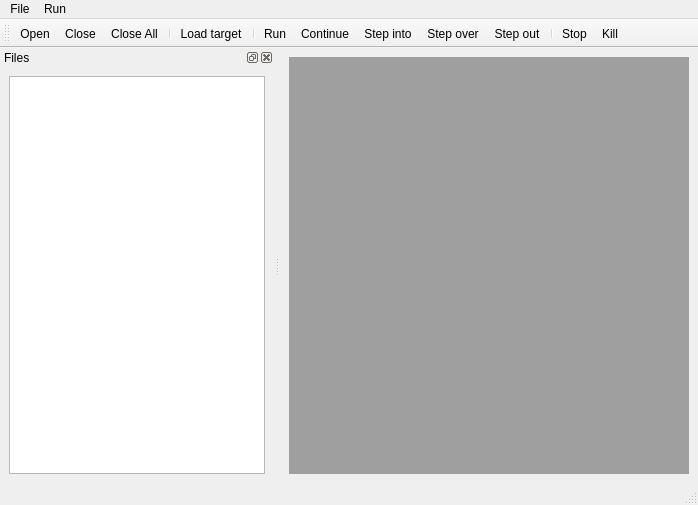
Old version of the form creatordebugger/monkeydbg/src/maininterface/UIMonkeyDbg.ui in the repository testmana2/mks.
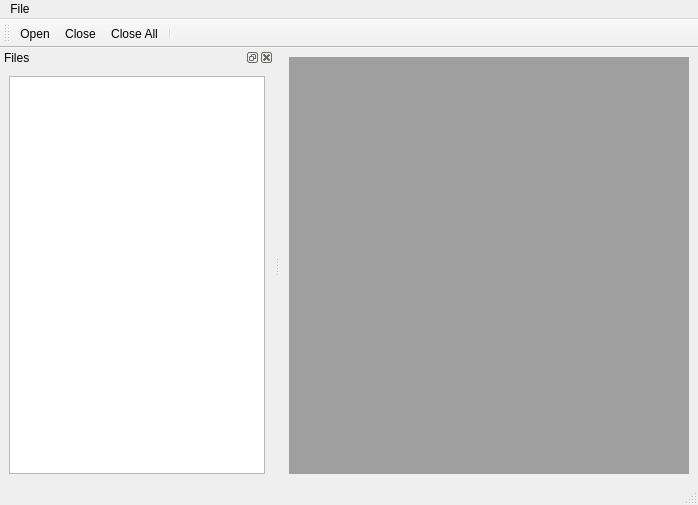
New version of the form. Icons and pictures are not drawn.

What changed in the file:
```diff
--- a/creatordebugger/monkeydbg/src/maininterface/UIMonkeyDbg.ui
+++ b/creatordebugger/monkeydbg/src/maininterface/UIMonkeyDbg.ui
@@ -39,23 +39,7 @@
     <addaction name="aCloseFile" />
     <addaction name="aCloseAllFiles" />
    </widget>
-   <widget class="QMenu" name="menuRun" >
-    <property name="title" >
-     <string>Run</string>
-    </property>
-    <addaction name="aLoadTarget" />
-    <addaction name="separator" />
-    <addaction name="aRun" />
-    <addaction name="aContinue" />
-    <addaction name="aStepInto" />
-    <addaction name="aStepOver" />
-    <addaction name="aStepOut" />
-    <addaction name="separator" />
-    <addaction name="aStop" />
-    <addaction name="aKill" />
-   </widget>
    <addaction name="menuFile" />
-   <addaction name="menuRun" />
   </widget>
   <widget class="QStatusBar" name="sbStatus" />
   <widget class="QToolBar" name="tbActions" >
@@ -72,16 +56,6 @@
    <addaction name="aCloseFile" />
    <addaction name="aCloseAllFiles" />
    <addaction name="separator" />
-   <addaction name="aLoadTarget" />
-   <addaction name="separator" />
-   <addaction name="aRun" />
-   <addaction name="aContinue" />
-   <addaction name="aStepInto" />
-   <addaction name="aStepOver" />
-   <addaction name="aStepOut" />
-   <addaction name="separator" />
-   <addaction name="aStop" />
-   <addaction name="aKill" />
   </widget>
   <widget class="QDockWidget" name="dwFiles" >
    <property name="windowTitle" >
```
